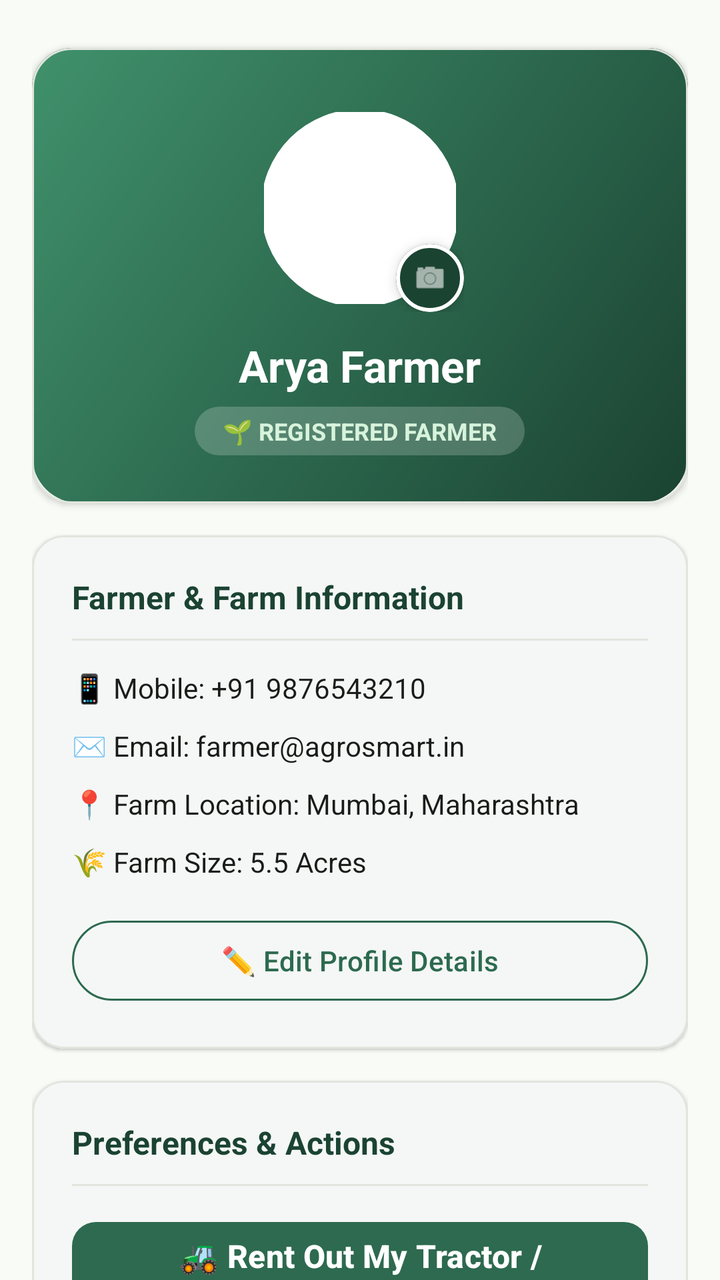
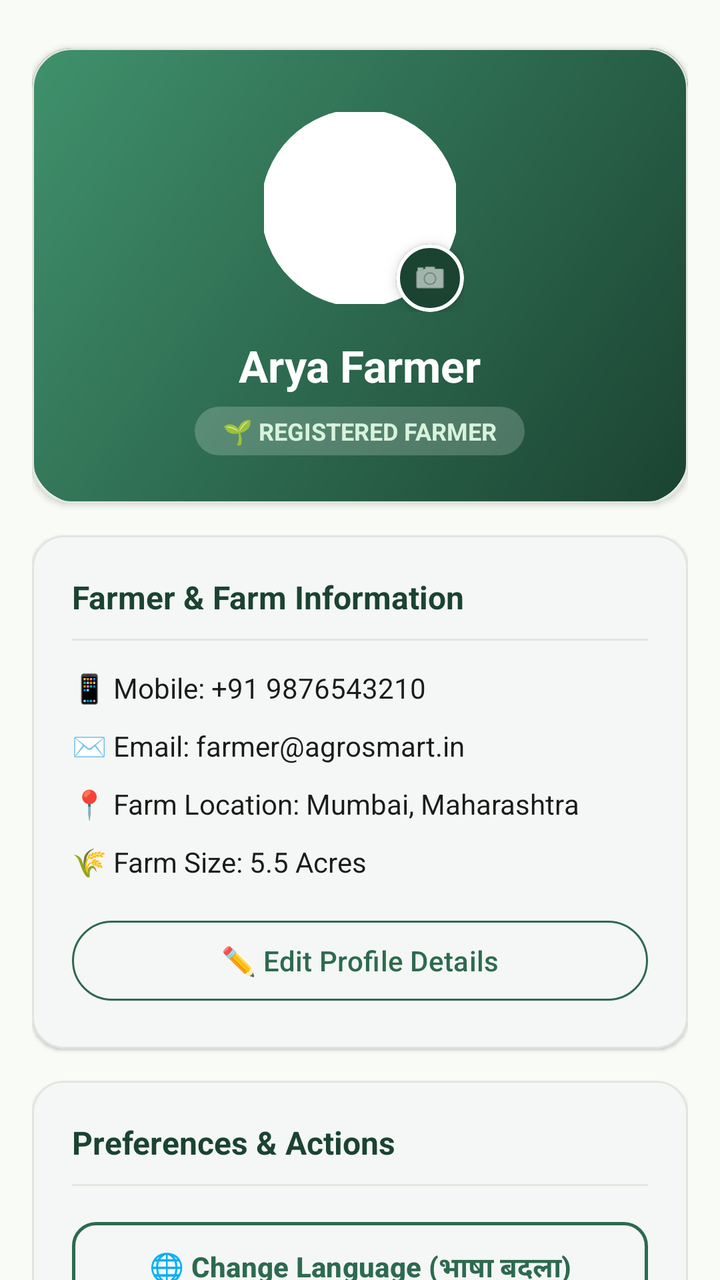

Screens rendered from an Android XML layout before and after an edit, with the pre-edit source and the edit as a unified diff.
<!-- AndroidManifest.xml: application theme Theme.AgroSmart -->
<!-- res/layout/fragment_profile.xml -->
<?xml version="1.0" encoding="utf-8"?>
<androidx.core.widget.NestedScrollView xmlns:android="http://schemas.android.com/apk/res/android"
    xmlns:app="http://schemas.android.com/apk/res-auto"
    android:layout_width="match_parent"
    android:layout_height="match_parent"
    android:background="@color/bg_warm_cream"
    android:fillViewport="true">

    <LinearLayout
        android:layout_width="match_parent"
        android:layout_height="wrap_content"
        android:orientation="vertical"
        android:padding="16dp">

        
        <com.google.android.material.card.MaterialCardView
            android:layout_width="match_parent"
            android:layout_height="wrap_content"
            android:layout_marginTop="8dp"
            android:layout_marginBottom="16dp"
            app:cardCornerRadius="20dp"
            app:cardElevation="2dp"
            app:strokeColor="@color/divider_line"
            app:strokeWidth="1dp">

            <LinearLayout
                android:layout_width="match_parent"
                android:layout_height="wrap_content"
                android:background="@drawable/bg_gradient_header"
                android:gravity="center_horizontal"
                android:orientation="vertical"
                android:paddingTop="28dp"
                android:paddingBottom="24dp"
                android:paddingStart="20dp"
                android:paddingEnd="20dp">

                
                <FrameLayout
                    android:layout_width="104dp"
                    android:layout_height="104dp">

                    <com.google.android.material.imageview.ShapeableImageView
                        android:id="@+id/ivProfileAvatar"
                        android:layout_width="96dp"
                        android:layout_height="96dp"
                        android:layout_gravity="center"
                        android:scaleType="centerCrop"
                        android:src="@drawable/bg_rounded_card"
                        app:shapeAppearanceOverlay="@style/ShapeAppearance.Material3.Corner.Full"
                        app:strokeColor="@color/white"
                        app:strokeWidth="3dp" />

                    
                    <com.google.android.material.card.MaterialCardView
                        android:id="@+id/btnChangeAvatar"
                        android:layout_width="34dp"
                        android:layout_height="34dp"
                        android:layout_gravity="bottom|end"
                        android:clickable="true"
                        android:focusable="true"
                        android:foreground="?attr/selectableItemBackground"
                        app:cardBackgroundColor="@color/forest_green_dark"
                        app:cardCornerRadius="17dp"
                        app:cardElevation="4dp"
                        app:strokeColor="@color/white"
                        app:strokeWidth="2dp">

                        <ImageView
                            android:layout_width="18dp"
                            android:layout_height="18dp"
                            android:layout_gravity="center"
                            android:contentDescription="Change profile picture"
                            android:src="@android:drawable/ic_menu_camera"
                            app:tint="@color/white" />
                    </com.google.android.material.card.MaterialCardView>
                </FrameLayout>

                <TextView
                    android:id="@+id/tvProfileNameHeader"
                    android:layout_width="wrap_content"
                    android:layout_height="wrap_content"
                    android:layout_marginTop="12dp"
                    android:text="Arya Farmer"
                    android:textColor="@color/white"
                    android:textSize="22sp"
                    android:textStyle="bold" />

                
                <TextView
                    android:id="@+id/tvProfileRoleBadge"
                    android:layout_width="wrap_content"
                    android:layout_height="wrap_content"
                    android:layout_marginTop="6dp"
                    android:background="@drawable/bg_rounded_card"
                    android:backgroundTint="#33FFFFFF"
                    android:paddingStart="14dp"
                    android:paddingTop="4dp"
                    android:paddingEnd="14dp"
                    android:paddingBottom="4dp"
                    android:text="🌱 REGISTERED FARMER"
                    android:textColor="@color/forest_green_surface"
                    android:textSize="12sp"
                    android:textStyle="bold" />
            </LinearLayout>
        </com.google.android.material.card.MaterialCardView>

        
        <com.google.android.material.card.MaterialCardView
            android:id="@+id/cardProfileView"
            android:layout_width="match_parent"
            android:layout_height="wrap_content"
            android:layout_marginBottom="16dp"
            app:cardBackgroundColor="@color/white"
            app:cardCornerRadius="16dp"
            app:cardElevation="1dp"
            app:strokeColor="@color/divider_line"
            app:strokeWidth="1dp">

            <LinearLayout
                android:layout_width="match_parent"
                android:layout_height="wrap_content"
                android:orientation="vertical"
                android:padding="20dp">

                <TextView
                    android:layout_width="wrap_content"
                    android:layout_height="wrap_content"
                    android:text="Farmer &amp; Farm Information"
                    android:textColor="@color/forest_green_dark"
                    android:textSize="16sp"
                    android:textStyle="bold" />

                <View
                    android:layout_width="match_parent"
                    android:layout_height="1dp"
                    android:layout_marginTop="10dp"
                    android:layout_marginBottom="14dp"
                    android:background="@color/divider_line" />

                <TextView
                    android:id="@+id/tvProfilePhone"
                    android:layout_width="wrap_content"
                    android:layout_height="wrap_content"
                    android:layout_marginBottom="10dp"
                    android:text="📱 Mobile: +91 9876543210"
                    android:textColor="@color/text_primary"
                    android:textSize="14sp" />

                <TextView
                    android:id="@+id/tvProfileEmail"
                    android:layout_width="wrap_content"
                    android:layout_height="wrap_content"
                    android:layout_marginBottom="10dp"
                    android:text="✉️ Email: farmer@agrosmart.in"
                    android:textColor="@color/text_primary"
                    android:textSize="14sp" />

                <TextView
                    android:id="@+id/tvProfileLocation"
                    android:layout_width="wrap_content"
                    android:layout_height="wrap_content"
                    android:layout_marginBottom="10dp"
                    android:text="📍 Farm Location: Mumbai, Maharashtra"
                    android:textColor="@color/text_primary"
                    android:textSize="14sp" />

                <TextView
                    android:id="@+id/tvProfileFarmSize"
                    android:layout_width="wrap_content"
                    android:layout_height="wrap_content"
                    android:layout_marginBottom="16dp"
                    android:text="🌾 Farm Size: 5.5 Acres"
                    android:textColor="@color/text_primary"
                    android:textSize="14sp" />

                <com.google.android.material.button.MaterialButton
                    android:id="@+id/btnEditProfile"
                    style="@style/Widget.Material3.Button.OutlinedButton"
                    android:layout_width="match_parent"
                    android:layout_height="wrap_content"
                    android:text="✏️ Edit Profile Details"
                    android:textColor="@color/forest_green_primary"
                    app:strokeColor="@color/forest_green_primary" />
            </LinearLayout>
        </com.google.android.material.card.MaterialCardView>

        
        <com.google.android.material.card.MaterialCardView
            android:id="@+id/cardProfileEdit"
            android:layout_width="match_parent"
            android:layout_height="wrap_content"
            android:layout_marginBottom="16dp"
            android:visibility="gone"
            app:cardBackgroundColor="@color/white"
            app:cardCornerRadius="16dp"
            app:cardElevation="2dp"
            app:strokeColor="@color/forest_green_primary"
            app:strokeWidth="1.5dp">

            <LinearLayout
                android:layout_width="match_parent"
                android:layout_height="wrap_content"
                android:orientation="vertical"
                android:padding="20dp">

                <TextView
                    android:layout_width="wrap_content"
                    android:layout_height="wrap_content"
                    android:text="✏️ Edit Profile Information"
                    android:textColor="@color/forest_green_dark"
                    android:textSize="16sp"
                    android:textStyle="bold" />

                <com.google.android.material.textfield.TextInputLayout
                    android:layout_width="match_parent"
                    android:layout_height="wrap_content"
                    android:layout_marginTop="12dp"
                    android:hint="Full Name *"
                    app:boxCornerRadiusBottomEnd="10dp"
                    app:boxCornerRadiusBottomStart="10dp"
                    app:boxCornerRadiusTopEnd="10dp"
                    app:boxCornerRadiusTopStart="10dp"
                    style="@style/Widget.Material3.TextInputLayout.OutlinedBox">

                    <com.google.android.material.textfield.TextInputEditText
                        android:id="@+id/etEditFullName"
                        android:layout_width="match_parent"
                        android:layout_height="wrap_content"
                        android:inputType="textPersonName|textCapWords" />
                </com.google.android.material.textfield.TextInputLayout>

                <com.google.android.material.textfield.TextInputLayout
                    android:layout_width="match_parent"
                    android:layout_height="wrap_content"
                    android:layout_marginTop="10dp"
                    android:hint="Email Address"
                    app:boxCornerRadiusBottomEnd="10dp"
                    app:boxCornerRadiusBottomStart="10dp"
                    app:boxCornerRadiusTopEnd="10dp"
                    app:boxCornerRadiusTopStart="10dp"
                    style="@style/Widget.Material3.TextInputLayout.OutlinedBox">

                    <com.google.android.material.textfield.TextInputEditText
                        android:id="@+id/etEditEmail"
                        android:layout_width="match_parent"
                        android:layout_height="wrap_content"
                        android:inputType="textEmailAddress" />
                </com.google.android.material.textfield.TextInputLayout>

                <com.google.android.material.textfield.TextInputLayout
                    android:layout_width="match_parent"
                    android:layout_height="wrap_content"
                    android:layout_marginTop="10dp"
                    android:hint="Farm Location / Village *"
                    app:boxCornerRadiusBottomEnd="10dp"
                    app:boxCornerRadiusBottomStart="10dp"
                    app:boxCornerRadiusTopEnd="10dp"
                    app:boxCornerRadiusTopStart="10dp"
                    style="@style/Widget.Material3.TextInputLayout.OutlinedBox">

                    <com.google.android.material.textfield.TextInputEditText
                        android:id="@+id/etEditLocation"
                        android:layout_width="match_parent"
                        android:layout_height="wrap_content"
                        android:inputType="textPostalAddress|textCapWords" />
                </com.google.android.material.textfield.TextInputLayout>

                <com.google.android.material.button.MaterialButton
                    android:id="@+id/btnDetectGpsProfile"
                    style="@style/Widget.Material3.Button.TextButton"
                    android:layout_width="wrap_content"
                    android:layout_height="wrap_content"
                    android:text="📡 Detect GPS Location"
                    android:textColor="@color/forest_green_primary"
                    android:textSize="12sp" />

                <com.google.android.material.textfield.TextInputLayout
                    android:layout_width="match_parent"
                    android:layout_height="wrap_content"
                    android:layout_marginTop="4dp"
                    android:hint="Farm Holdings (Acres) *"
                    app:boxCornerRadiusBottomEnd="10dp"
                    app:boxCornerRadiusBottomStart="10dp"
                    app:boxCornerRadiusTopEnd="10dp"
                    app:boxCornerRadiusTopStart="10dp"
                    style="@style/Widget.Material3.TextInputLayout.OutlinedBox">

                    <com.google.android.material.textfield.TextInputEditText
                        android:id="@+id/etEditFarmSize"
                        android:layout_width="match_parent"
                        android:layout_height="wrap_content"
                        android:inputType="numberDecimal" />
                </com.google.android.material.textfield.TextInputLayout>

                
                <LinearLayout
                    android:layout_width="match_parent"
                    android:layout_height="wrap_content"
                    android:layout_marginTop="16dp"
                    android:orientation="horizontal">

                    <com.google.android.material.button.MaterialButton
                        android:id="@+id/btnCancelEditProfile"
                        style="@style/Widget.Material3.Button.OutlinedButton"
                        android:layout_width="0dp"
                        android:layout_height="wrap_content"
                        android:layout_weight="1"
                        android:text="✕ Cancel"
                        android:textColor="@color/text_secondary" />

                    <com.google.android.material.button.MaterialButton
                        android:id="@+id/btnSaveProfile"
                        style="@style/Widget.Material3.Button"
                        android:layout_width="0dp"
                        android:layout_height="wrap_content"
                        android:layout_marginStart="10dp"
                        android:layout_weight="1.2"
                        android:backgroundTint="@color/forest_green_primary"
                        android:text="💾 Save Changes"
                        android:textColor="@color/white" />
                </LinearLayout>
            </LinearLayout>
        </com.google.android.material.card.MaterialCardView>

        
        <com.google.android.material.card.MaterialCardView
            android:layout_width="match_parent"
            android:layout_height="wrap_content"
            android:layout_marginBottom="24dp"
            app:cardBackgroundColor="@color/white"
            app:cardCornerRadius="16dp"
            app:cardElevation="1dp"
            app:strokeColor="@color/divider_line"
            app:strokeWidth="1dp">

            <LinearLayout
                android:layout_width="match_parent"
                android:layout_height="wrap_content"
                android:orientation="vertical"
                android:padding="20dp">

                <TextView
                    android:layout_width="wrap_content"
                    android:layout_height="wrap_content"
                    android:text="Preferences &amp; Actions"
                    android:textColor="@color/forest_green_dark"
                    android:textSize="16sp"
                    android:textStyle="bold" />

                <View
                    android:layout_width="match_parent"
                    android:layout_height="1dp"
                    android:layout_marginTop="10dp"
                    android:layout_marginBottom="14dp"
                    android:background="@color/divider_line" />

                <com.google.android.material.button.MaterialButton
                    android:id="@+id/btnRentTractor"
                    style="@style/Widget.AgroSmart.Button.Primary"
                    android:layout_width="match_parent"
                    android:layout_height="wrap_content"
                    android:layout_marginBottom="10dp"
                    android:text="🚜 Rent Out My Tractor / Equipment" />

                <com.google.android.material.button.MaterialButton
                    android:id="@+id/btnAdminDashboard"
                    style="@style/Widget.Material3.Button.TonalButton"
                    android:layout_width="match_parent"
                    android:layout_height="wrap_content"
                    android:layout_marginBottom="10dp"
                    android:text="⚙️ Admin Control Center"
                    android:visibility="gone" />

                <com.google.android.material.button.MaterialButton
                    android:id="@+id/btnChangeLanguage"
                    style="@style/Widget.AgroSmart.Button.Outlined"
                    android:layout_width="match_parent"
                    android:layout_height="wrap_content"
                    android:layout_marginBottom="10dp"
                    android:text="🌐 Change Language (भाषा बदला)" />

                <com.google.android.material.button.MaterialButton
                    android:id="@+id/btnLogout"
                    style="@style/Widget.Material3.Button"
                    android:layout_width="match_parent"
                    android:layout_height="wrap_content"
                    android:backgroundTint="@color/status_error"
                    android:text="@string/logout"
                    android:textColor="@color/white" />
            </LinearLayout>
        </com.google.android.material.card.MaterialCardView>

    </LinearLayout>
</androidx.core.widget.NestedScrollView>
<!-- resources referenced by this layout -->
<resources>
  <color name="bg_warm_cream">#F9FBF7</color>
  <color name="divider_line">#E2E5DD</color>
  <color name="forest_green_dark">#1B4332</color>
  <color name="forest_green_primary">#2D6A4F</color>
  <color name="forest_green_surface">#D8F3DC</color>
  <color name="status_error">#BA1A1A</color>
  <color name="text_primary">#1A1C19</color>
  <color name="text_secondary">#4A4D46</color>
  <color name="white">#FFFFFF</color>
  <!-- drawable bg_gradient_header (drawable) -->
  <?xml version="1.0" encoding="utf-8"?>
  <shape xmlns:android="http://schemas.android.com/apk/res/android"
      android:shape="rectangle">
      <gradient
          android:angle="135"
          android:startColor="@color/forest_green_dark"
          android:centerColor="@color/forest_green_primary"
          android:endColor="@color/forest_green_light"
          android:type="linear"/>
      <corners
          android:bottomLeftRadius="24dp"
          android:bottomRightRadius="24dp"/>
  </shape>
  <!-- drawable bg_rounded_card (drawable) -->
  <?xml version="1.0" encoding="utf-8"?>
  <shape xmlns:android="http://schemas.android.com/apk/res/android"
      android:shape="rectangle">
      <solid android:color="@color/bg_card_surface" />
      <corners android:radius="16dp" />
  </shape>
  <string name="logout">Logout</string>
  <style name="Widget.AgroSmart.Button.Outlined" parent="Widget.Material3.Button.OutlinedButton">
          <item name="strokeColor">@color/forest_green_primary</item>
          <item name="strokeWidth">1.5dp</item>
          <item name="android:textColor">@color/forest_green_primary</item>
          <item name="cornerRadius">12dp</item>
          <item name="android:textStyle">bold</item>
          <item name="android:minHeight">54dp</item>
      </style>
  <style name="Widget.AgroSmart.Button.Primary" parent="Widget.Material3.Button">
          <item name="backgroundTint">@color/forest_green_primary</item>
          <item name="android:textColor">@color/white</item>
          <item name="cornerRadius">12dp</item>
          <item name="android:textStyle">bold</item>
          <item name="android:textSize">16sp</item>
          <item name="android:minHeight">54dp</item>
      </style>
  <style name="Theme.AgroSmart" parent="Theme.Material3.DayNight.NoActionBar">
          
          <item name="colorPrimary">@color/forest_green_primary</item>
          <item name="colorPrimaryVariant">@color/forest_green_dark</item>
          <item name="colorOnPrimary">@color/white</item>
          <item name="colorSecondary">@color/leaf_green</item>
          <item name="colorSecondaryVariant">@color/forest_green_light</item>
          <item name="colorOnSecondary">@color/white</item>
  
          
          <item name="android:windowBackground">@color/bg_warm_cream</item>
          <item name="colorSurface">@color/bg_card_surface</item>
          <item name="colorOnSurface">@color/text_primary</item>
  
          
          <item name="android:statusBarColor">@color/forest_green_dark</item>
          <item name="android:windowLightStatusBar">false</item>
          <item name="android:navigationBarColor">@color/white</item>
          <item name="android:windowLightNavigationBar">true</item>
      </style>
  <color name="forest_green_light">#40916C</color>
  <color name="bg_card_surface">#FFFFFF</color>
  <color name="leaf_green">#52B788</color>
</resources>

<!-- the commit's change to res/layout/fragment_profile.xml (unified diff, before → after) -->
@@ -355,14 +355,6 @@
                     android:background="@color/divider_line" />
 
                 <com.google.android.material.button.MaterialButton
-                    android:id="@+id/btnRentTractor"
-                    style="@style/Widget.AgroSmart.Button.Primary"
-                    android:layout_width="match_parent"
-                    android:layout_height="wrap_content"
-                    android:layout_marginBottom="10dp"
-                    android:text="🚜 Rent Out My Tractor / Equipment" />
-
-                <com.google.android.material.button.MaterialButton
                     android:id="@+id/btnAdminDashboard"
                     style="@style/Widget.Material3.Button.TonalButton"
                     android:layout_width="match_parent"
<!-- resource entries referenced after the edit -->
@@ -39,14 +39,6 @@
           <item name="android:textStyle">bold</item>
           <item name="android:minHeight">54dp</item>
       </style>
-  <style name="Widget.AgroSmart.Button.Primary" parent="Widget.Material3.Button">
-          <item name="backgroundTint">@color/forest_green_primary</item>
-          <item name="android:textColor">@color/white</item>
-          <item name="cornerRadius">12dp</item>
-          <item name="android:textStyle">bold</item>
-          <item name="android:textSize">16sp</item>
-          <item name="android:minHeight">54dp</item>
-      </style>
   <style name="Theme.AgroSmart" parent="Theme.Material3.DayNight.NoActionBar">
           
           <item name="colorPrimary">@color/forest_green_primary</item>
